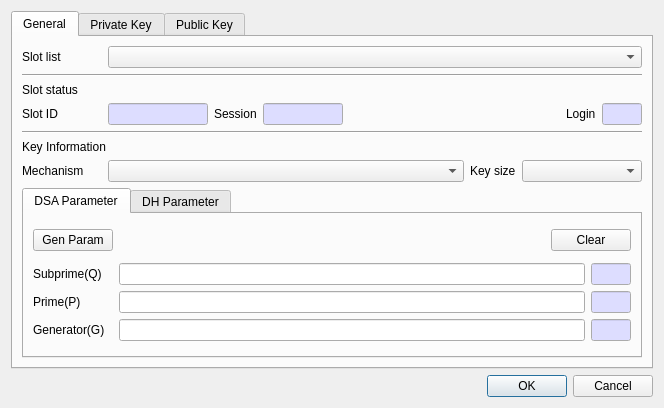
The window that CryptokiMan/gen_key_pair_dlg.ui (jykim74/CryptokiMan) describes before a commit, drawn with Qt 5.
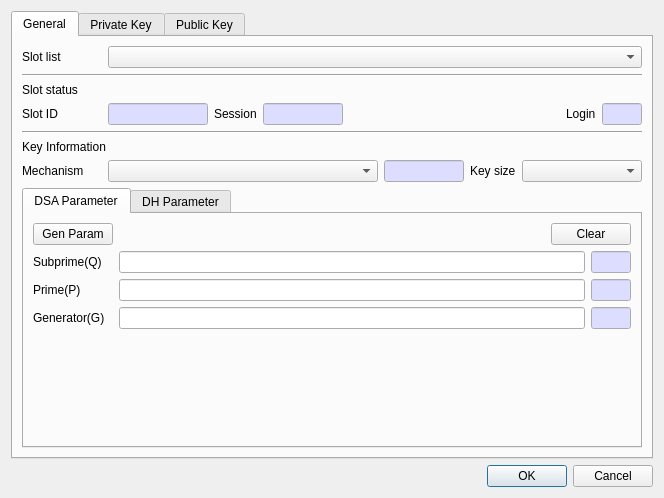
The same window after the commit. The open tabs and pages were chosen to show the change.

```diff
--- a/CryptokiMan/gen_key_pair_dlg.ui
+++ b/CryptokiMan/gen_key_pair_dlg.ui
@@ -7,7 +7,7 @@
     <x>0</x>
     <y>0</y>
     <width>664</width>
-    <height>408</height>
+    <height>498</height>
    </rect>
   </property>
   <property name="windowTitle">
@@ -23,7 +23,7 @@
       </sizepolicy>
      </property>
      <property name="currentIndex">
-      <number>2</number>
+      <number>0</number>
      </property>
      <widget class="QWidget" name="mFirstTab">
       <attribute name="title">
@@ -290,33 +290,7 @@
          <property name="topMargin">
           <number>0</number>
          </property>
-         <item row="0" column="0">
-          <widget class="QLabel" name="label_7">
-           <property name="minimumSize">
-            <size>
-             <width>80</width>
-             <height>0</height>
-            </size>
-           </property>
-           <property name="maximumSize">
-            <size>
-             <width>80</width>
-             <height>16777215</height>
-            </size>
-           </property>
-           <property name="text">
-            <string>Mechanism</string>
-           </property>
-          </widget>
-         </item>
-         <item row="0" column="2">
-          <widget class="QLabel" name="mOptionLabel">
-           <property name="text">
-            <string>Key size</string>
-           </property>
-          </widget>
-         </item>
-         <item row="0" column="3">
+         <item row="0" column="4">
           <widget class="QComboBox" name="mOptionCombo">
            <property name="minimumSize">
             <size>
@@ -326,6 +300,32 @@
            </property>
           </widget>
          </item>
+         <item row="0" column="3">
+          <widget class="QLabel" name="mOptionLabel">
+           <property name="text">
+            <string>Key size</string>
+           </property>
+          </widget>
+         </item>
+         <item row="0" column="0">
+          <widget class="QLabel" name="label_7">
+           <property name="minimumSize">
+            <size>
+             <width>80</width>
+             <height>0</height>
+            </size>
+           </property>
+           <property name="maximumSize">
+            <size>
+             <width>80</width>
+             <height>16777215</height>
+            </size>
+           </property>
+           <property name="text">
+            <string>Mechanism</string>
+           </property>
+          </widget>
+         </item>
          <item row="0" column="1">
           <widget class="QComboBox" name="mMechCombo">
            <property name="sizePolicy">
@@ -336,12 +336,58 @@
            </property>
           </widget>
          </item>
+         <item row="0" column="2">
+          <widget class="QLineEdit" name="mMechText">
+           <property name="minimumSize">
+            <size>
+             <width>80</width>
+             <height>0</height>
+            </size>
+           </property>
+           <property name="maximumSize">
+            <size>
+             <width>80</width>
+             <height>16777215</height>
+            </size>
+           </property>
+           <property name="palette">
+            <palette>
+             <active>
+              <colorrole role="Base">
+               <brush brushstyle="SolidPattern">
+                <color alpha="255">
+                 <red>221</red>
+                 <green>221</green>
+                 <blue>255</blue>
+                </color>
+               </brush>
+              </colorrole>
+             </active>
+             <inactive>
+              <colorrole role="Base">
+               <brush brushstyle="SolidPattern">
+                <color alpha="255">
+                 <red>221</red>
+                 <green>221</green>
+                 <blue>255</blue>
+                </color>
+               </brush>
+              </colorrole>
+             </inactive>
+             <disabled/>
+            </palette>
+           </property>
+           <property name="readOnly">
+            <bool>true</bool>
+           </property>
+          </widget>
+         </item>
         </layout>
        </item>
        <item>
         <widget class="QTabWidget" name="mParamTab">
          <property name="currentIndex">
-          <number>1</number>
+          <number>0</number>
          </property>
          <widget class="QWidget" name="mDSATab">
           <attribute name="title">
@@ -634,6 +680,19 @@
              </item>
             </layout>
            </item>
+           <item>
+            <spacer name="verticalSpacer">
+             <property name="orientation">
+              <enum>Qt::Vertical</enum>
+             </property>
+             <property name="sizeHint" stdset="0">
+              <size>
+               <width>20</width>
+               <height>40</height>
+              </size>
+             </property>
+            </spacer>
+           </item>
           </layout>
          </widget>
          <widget class="QWidget" name="mDHTab">
```
